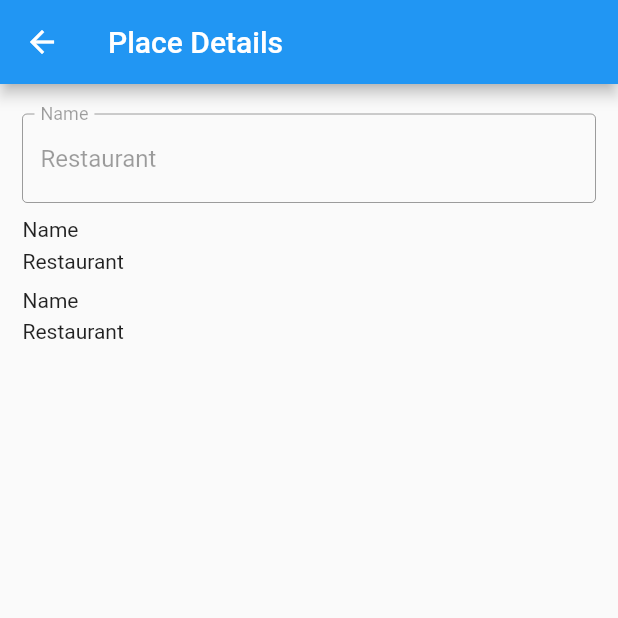
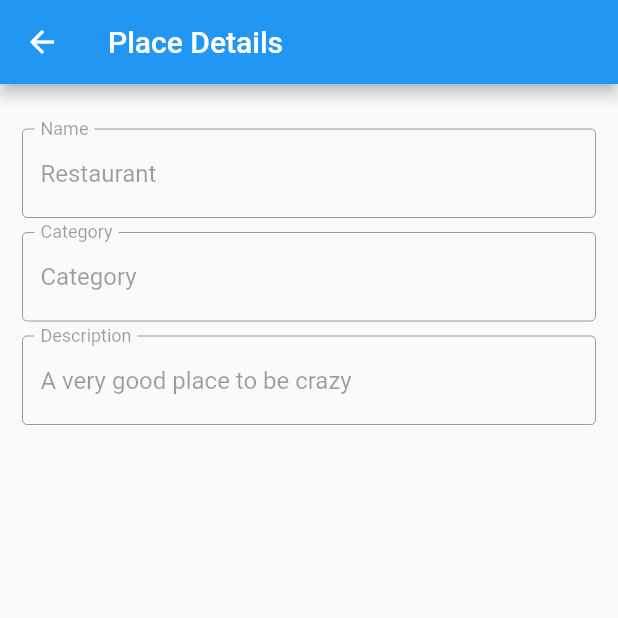
Before and after one commit to roubertedgar/eat-eat-flutter, a Flutter app: the screen it shows after launch, after a tap on "Restaurant", on a phone screen of 412 x 824 dp, the top half of it. Run offline on Flutter 3.47's test engine with Material 2 defaults, Android fonts, the phone set to English and light mode, and no system bars.

Commit message:
Converts texts to new comoponent, EditText

```diff
--- a/lib/place/detais/PlaceDetailsScreen.dart
+++ b/lib/place/detais/PlaceDetailsScreen.dart
@@ -1,4 +1,3 @@
-import 'package:eat_eat_flutter/components/TextView.dart';
 import 'package:eat_eat_flutter/place/list/PlaceListItem.dart';
 import 'package:flutter/material.dart';
 
@@ -18,50 +17,55 @@ class PlaceDetailsScreen extends StatelessWidget {
           child: Column(
             crossAxisAlignment: CrossAxisAlignment.start,
             children: <Widget>[
-              TextFormField(
-                enabled: false,
+              EditText(
+                labelText: "Name",
                 initialValue: placeListItem.name,
-                decoration: InputDecoration(
-                    labelText: "Name",
-                    border: OutlineInputBorder(
-                        borderRadius: BorderRadius.all(Radius.circular(3.0)))),
-              ),
-              LabeledText(
-                labelText: "Name",
-                text: placeListItem.name,
+                isEnabled: false,
                 padding: EdgeInsets.only(top: 10.0),
               ),
-              LabeledText(
-                labelText: "Name",
-                text: placeListItem.name,
+              EditText(
+                labelText: "Category",
+                initialValue: placeListItem.category,
+                isEnabled: false,
                 padding: EdgeInsets.only(top: 10.0),
-              )
+              ),
+              EditText(
+                labelText: "Description",
+                initialValue: placeListItem.description,
+                isEnabled: false,
+                padding: EdgeInsets.only(top: 10.0),
+              ),
             ],
           ),
         ));
   }
 }
 
-class LabeledText extends StatelessWidget {
+class EditText extends StatelessWidget {
   final String labelText;
-  final String text;
-  final EdgeInsetsGeometry padding;
+  final String initialValue;
+  final bool isEnabled;
+  final EdgeInsets padding;
 
-  LabeledText(
-      {@required this.labelText,
-      @required this.text,
-      this.padding: EdgeInsets.zero});
+  EditText(
+      {Key key,
+      this.initialValue,
+      this.labelText = "",
+      this.isEnabled = true,
+      this.padding = EdgeInsets.zero})
+      : super(key: key);
 
   @override
   Widget build(BuildContext context) {
     return Padding(
       padding: padding,
-      child: Column(
-        crossAxisAlignment: CrossAxisAlignment.start,
-        children: <Widget>[
-          TextView(labelText),
-          TextView(text, padding: EdgeInsets.only(top: 5.0)),
-        ],
+      child: TextFormField(
+        enabled: isEnabled,
+        initialValue: initialValue,
+        decoration: InputDecoration(
+            labelText: labelText,
+            border: OutlineInputBorder(
+                borderRadius: BorderRadius.all(Radius.circular(3.0)))),
       ),
     );
   }
```
